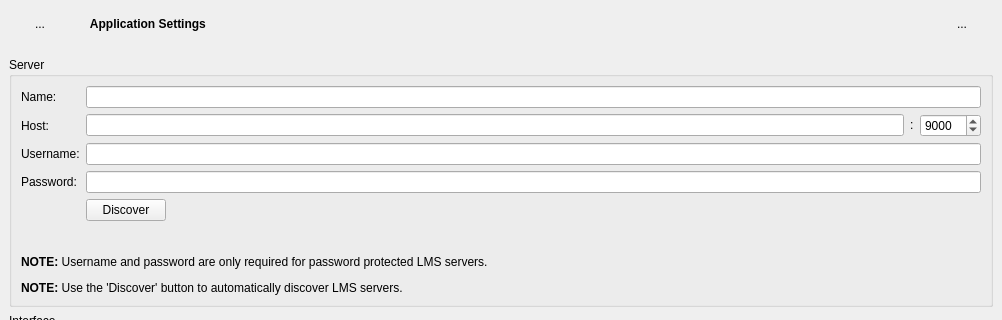
Above: src/settingswidget.ui from CDrummond/melodeon before the change; both pictures show x 0 to 1002 and y 0 to 320 of the 1002 by 806 pixel window. Below: the same form after it.
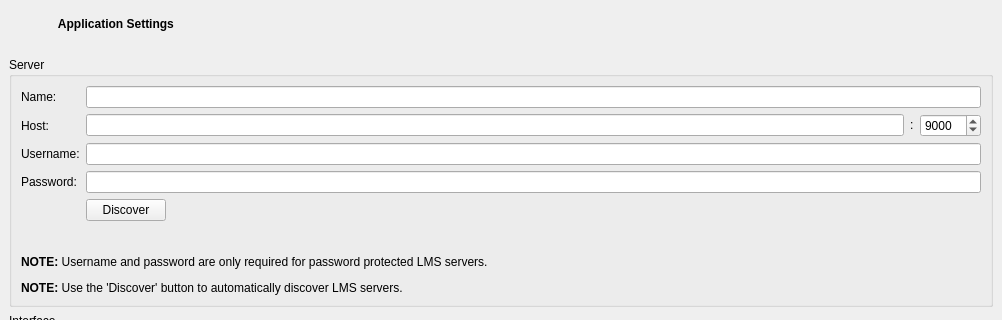
That is the form after the change.

```diff
--- a/src/settingswidget.ui
+++ b/src/settingswidget.ui
@@ -82,9 +82,6 @@
         <property name="autoFillBackground">
          <bool>true</bool>
         </property>
-        <property name="text">
-         <string>...</string>
-        </property>
         <property name="flat">
          <bool>true</bool>
         </property>
@@ -135,9 +132,6 @@
         <property name="autoFillBackground">
          <bool>true</bool>
         </property>
-        <property name="text">
-         <string>...</string>
-        </property>
         <property name="flat">
          <bool>true</bool>
         </property>
```
